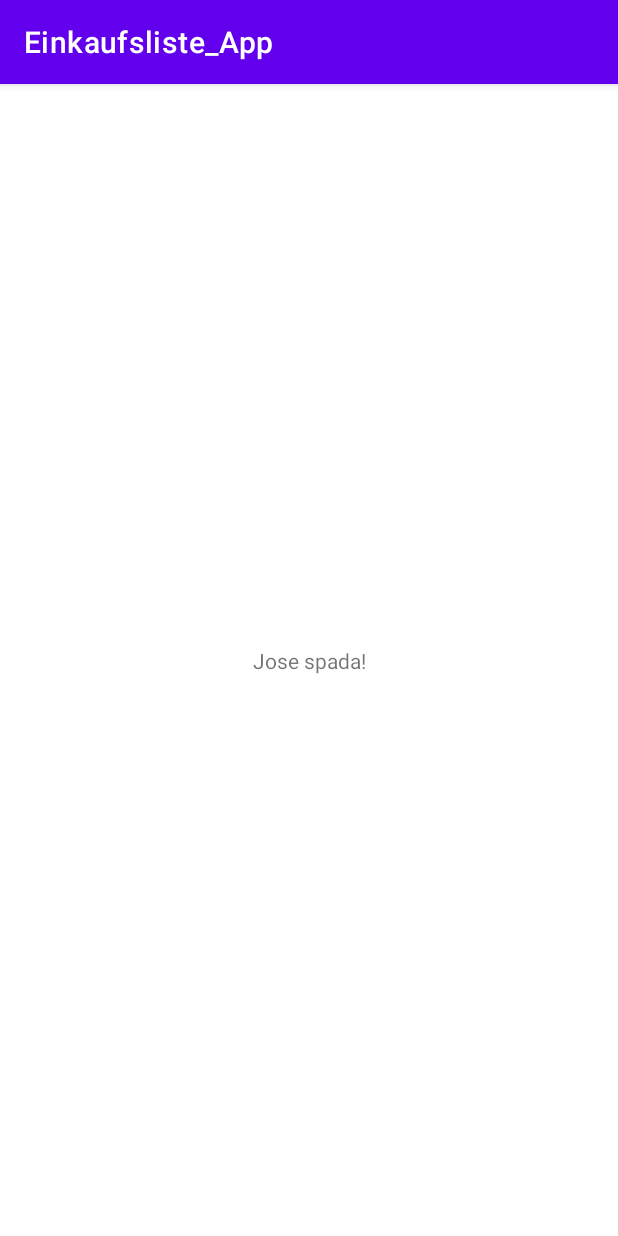
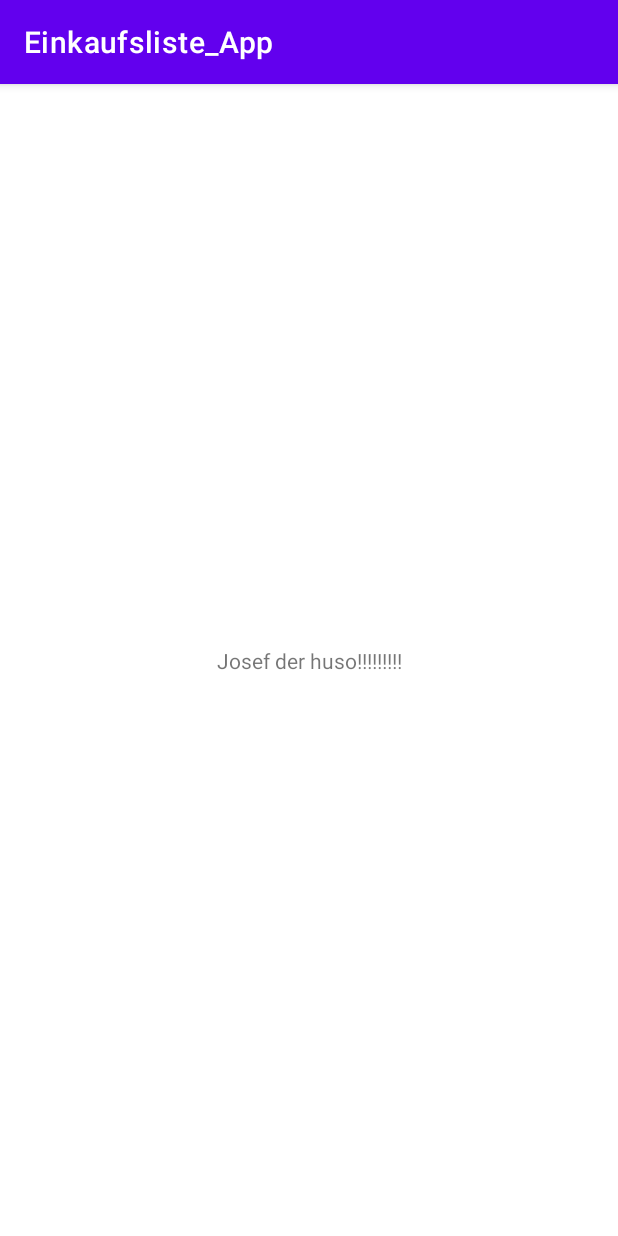
Before and after one commit to gregorae/EinkaufslisteApp, an Android app: the screen it shows after launch (MainActivity), on a phone screen of 412 x 824 dp. Run offline under Robolectric (Android 15) with nearby library versions, the phone set to English and light mode, and no system bars.

Commit message:
Testversion3

```diff
--- a/app/src/main/res/layout/activity_main.xml
+++ b/app/src/main/res/layout/activity_main.xml
@@ -9,7 +9,7 @@
     <TextView
         android:layout_width="wrap_content"
         android:layout_height="wrap_content"
-        android:text="Jose spada!"
+        android:text="Josef der huso!!!!!!!!!"
         app:layout_constraintBottom_toBottomOf="parent"
         app:layout_constraintLeft_toLeftOf="parent"
         app:layout_constraintRight_toRightOf="parent"
```
